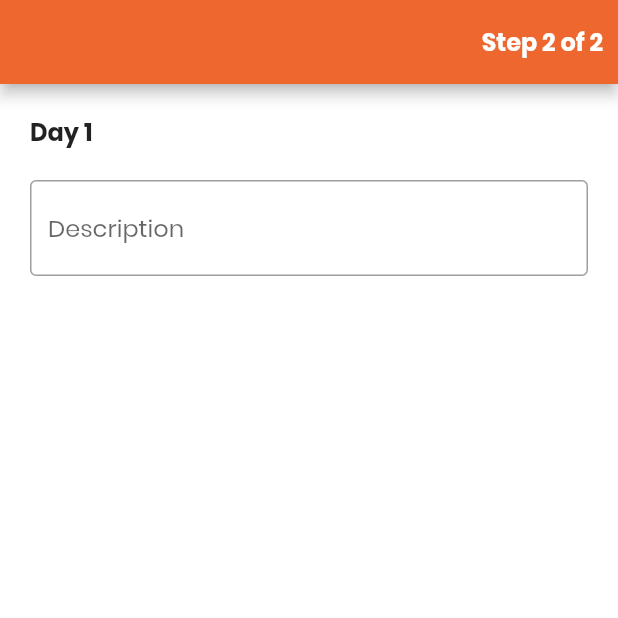
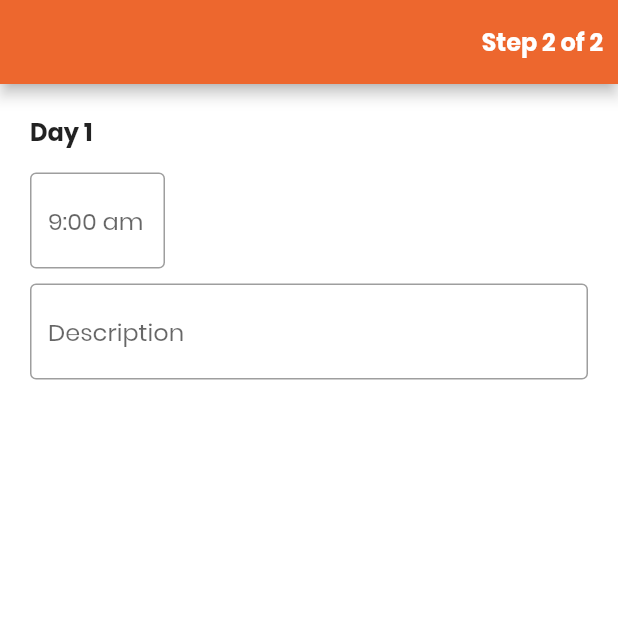
Before and after one commit to msamiislam/tourismapp, a Flutter app: the screen it shows after launch, on a phone screen of 412 x 824 dp, the top half of it. Run offline on Flutter 3.47's test engine with Material 2 defaults, Android fonts, the phone set to English and light mode, and no system bars; drawn by our look-alikes of flutter_form_builder; our stand-ins replace card_swiper, cloud_firestore, firebase_auth, firebase_core, firebase_storage, flutter_rating_bar and 11 more; missing offline and left inert: ndialog; accounts and stored records are empty; statements that could not run were skipped.

Commit message:
date time format update

```diff
--- a/lib/pages/guide/trip_itinerary.dart
+++ b/lib/pages/guide/trip_itinerary.dart
@@ -1,6 +1,7 @@
 import 'package:flutter/material.dart';
 import 'package:flutter_form_builder/flutter_form_builder.dart';
 import 'package:form_builder_validators/form_builder_validators.dart';
+import 'package:intl/intl.dart';
 import 'package:tourismapp/widgets/simple_txt.dart';
 
 class TripItineraryPage extends StatefulWidget {
@@ -35,24 +36,28 @@ class _TripItineraryPageState extends State<TripItineraryPage> {
                   crossAxisAlignment: CrossAxisAlignment.start,
                   children: [
                     AppText('Day ${day + 1}', size: 16.0, weight: FontWeight.w600),
-                    SizedBox(height: 10.0),
-                    // FormBuilderDateTimePicker(
-                    //   name: 'time',
-                    //   inputType: InputType.time,
-                    //   decoration: InputDecoration(
-                    //     hintText: '09:00 am',
-                    //     border: OutlineInputBorder(),
-                    //   ),
-                    //   valueTransformer: (time) {
-                    //     return time!.hour + time.minute;
-                    //   },
-                    //   validator: FormBuilderValidators.compose([
-                    //     FormBuilderValidators.required(context),
-                    //   ]),
-                    // ),
+                    SizedBox(height: 15.0),
+                    SizedBox(
+                      width: 90.0,
+                      child: FormBuilderDateTimePicker(
+                        name: 'time',
+                        inputType: InputType.time,
+                        decoration: InputDecoration(
+                          hintText: '9:00 am',
+                          border: OutlineInputBorder(),
+                        ),
+                        format: DateFormat.jm(),
+                        alwaysUse24HourFormat: false,
+                        validator: FormBuilderValidators.compose([
+                          FormBuilderValidators.required(context),
+                        ]),
+                      ),
+                    ),
                     SizedBox(height: 10.0),
                     FormBuilderTextField(
                       name: 'desc',
+                      minLines: 1,
+                      maxLines: 3,
                       decoration: InputDecoration(
                         hintText: 'Description',
                         border: OutlineInputBorder(),
```
